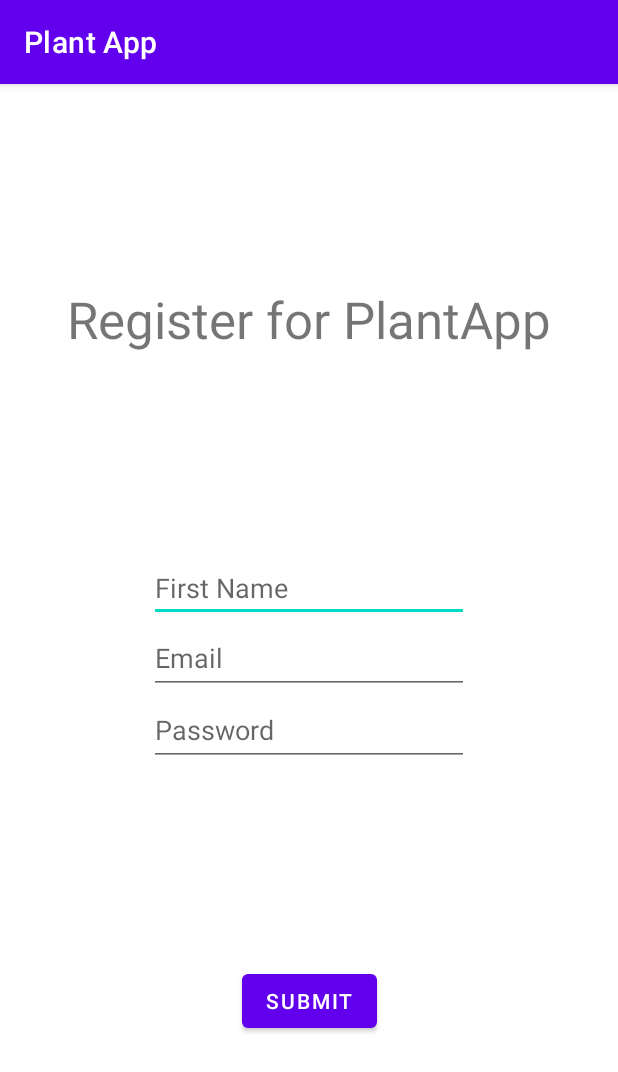
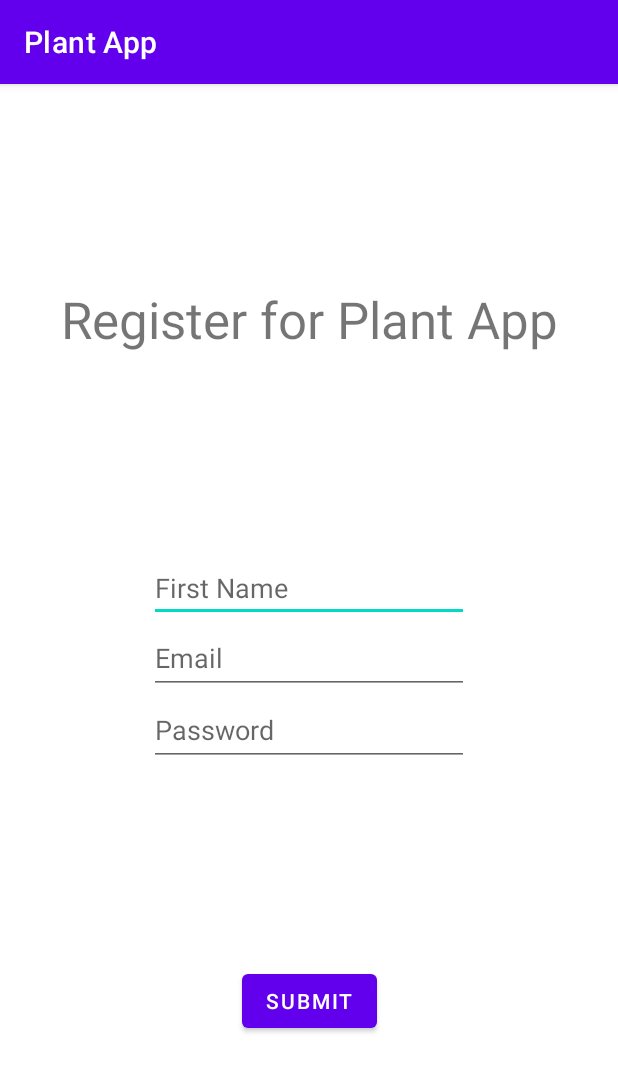
Before and after one commit to EmilyGoose/PlantApp, an Android app: the screen it shows after launch (LoginRegisterActivity), after a tap on "REGISTER", on a phone screen of 412 x 824 dp. Shown: the top 1072 px of the screen. Run offline under Robolectric (Android 15) with nearby library versions, the phone set to English and light mode, and no system bars; our stand-ins replace Firebase (no records; nobody signed in at launch, a user with empty details on screens opened directly).

Commit message:
Minor uncommitted changes :p

```diff
--- a/app/src/main/java/com/example/plantapp/LoginRegisterActivity.kt
+++ b/app/src/main/java/com/example/plantapp/LoginRegisterActivity.kt
@@ -20,6 +20,7 @@ class LoginRegisterActivity : AppCompatActivity() {
 
     override fun onCreate(savedInstanceState: Bundle?) {
         super.onCreate(savedInstanceState)
+
         setContentView(R.layout.activity_loginregister)
         val loginMode = intent.getStringExtra("login_mode")
         val login = "login"
--- a/app/src/main/java/com/example/plantapp/MainActivity.kt
+++ b/app/src/main/java/com/example/plantapp/MainActivity.kt
@@ -15,6 +15,7 @@ class MainActivity : AppCompatActivity() {
 
     override fun onCreate(savedInstanceState: Bundle?) {
         super.onCreate(savedInstanceState)
+
         setContentView(R.layout.activity_main)
 
         // Initialize Firebase Auth
--- a/app/src/main/res/values/strings.xml
+++ b/app/src/main/res/values/strings.xml
@@ -15,5 +15,5 @@
     <string name="hint_password">Password</string>
     <string name="hint_email">Email</string>
     <string name="title_login">Log in to Plant App</string>
-    <string name="title_register">Register for PlantApp</string>
+    <string name="title_register">Register for Plant App</string>
 </resources>
```
